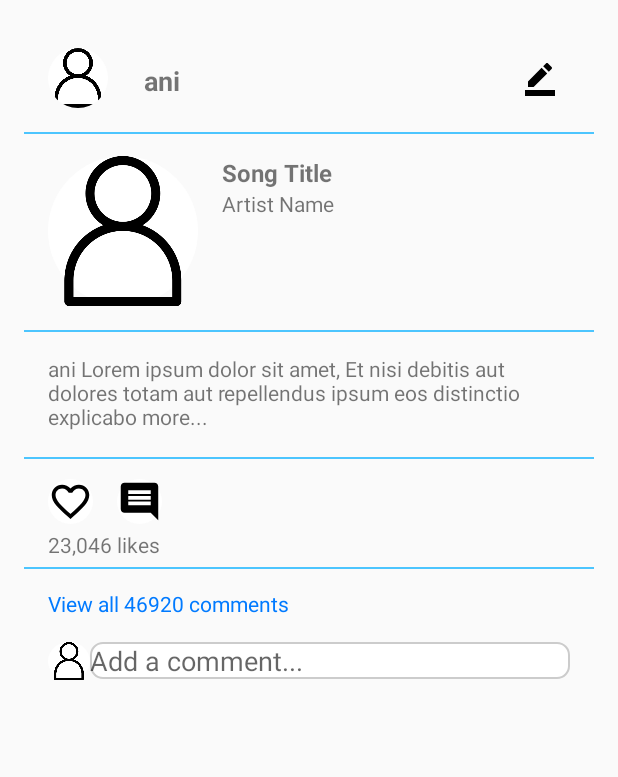
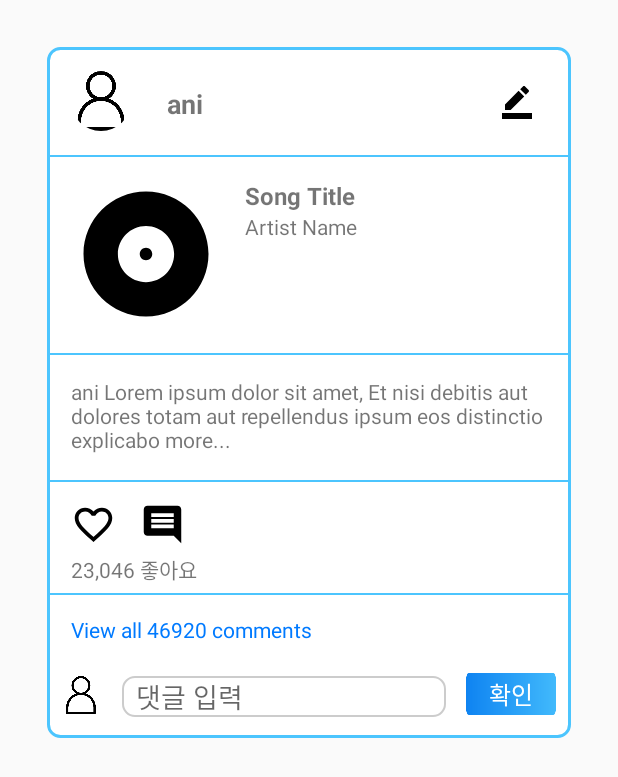
Before and after one commit to LeeHJun/MusicTalk, an Android app: the layout frag3.xml on its own in the app's theme, with its tools: preview values and no code run, on a phone screen of 412 x 824 dp. Shown: the top 777 px of the screen. Run offline under Robolectric (Android 15) with nearby library versions, the phone set to English and light mode, and no system bars.

Commit message:
음악 공유기능 UI까지 구현완료 댓글기능남음

```diff
--- a/app/src/main/AndroidManifest.xml
+++ b/app/src/main/AndroidManifest.xml
@@ -21,6 +21,7 @@
         android:supportsRtl="true"
         android:theme="@style/Theme.AppCompat.Light.NoActionBar"
         android:usesCleartextTraffic="true"
+        android:enableOnBackInvokedCallback="true"
         android:forceDarkAllowed="false"
         tools:targetApi="34">
 
@@ -130,6 +131,7 @@
                 <data android:scheme="myapp" android:host="callback" />
             </intent-filter>
         </activity>
+        <activity android:name=".fragments.Frag3"></activity>
 
     </application>
 
--- /dev/null
+++ b/app/src/main/res/drawable/layoutbackground.xml
@@ -0,0 +1,7 @@
+<?xml version="1.0" encoding="utf-8"?>
+<shape xmlns:android="http://schemas.android.com/apk/res/android"
+    android:shape="rectangle">
+    <solid android:color="#FFFFFF"/> <!-- 배경색 -->
+    <corners android:radius="8dp"/> <!-- 모서리 둥글게 -->
+    <stroke android:width="2dp" android:color="@color/skyblue"/> <!-- 테두리 -->
+</shape>
--- a/app/src/main/res/layout/frag3.xml
+++ b/app/src/main/res/layout/frag3.xml
@@ -5,20 +5,20 @@
         android:layout_height="match_parent"
         android:padding="16dp">
 
-    <!-- ScrollView: 기존 내용들을 담고 있는 스크롤 뷰 -->
         <ScrollView
             android:id="@+id/scroll_view"
             android:layout_width="match_parent"
             android:layout_height="wrap_content"
-        android:scrollbarSize="10dp"
             android:scrollbarThumbVertical="@color/skyblue"
+            android:scrollbarSize="8dp"
             android:fillViewport="true">
 
             <RelativeLayout
                 android:layout_width="match_parent"
-            android:layout_height="wrap_content">
+                android:layout_height="wrap_content"
+                android:layout_margin="15dp"
+                android:background="@drawable/layoutbackground">
 
-            <!-- 프로필 이미지 -->
                 <de.hdodenhof.circleimageview.CircleImageView
                     android:id="@+id/profile_image"
                     android:layout_width="40dp"
@@ -32,25 +32,23 @@
                     android:scaleType="centerCrop"
                     android:src="@drawable/mypage" />
 
-            <!-- 사용자 이름 -->
                 <TextView
                     android:id="@+id/username"
                     android:layout_width="wrap_content"
                     android:layout_height="wrap_content"
-                android:layout_toEndOf="@id/profile_image"
                     android:layout_marginStart="8dp"
                     android:layout_marginTop="25dp"
+                    android:layout_toEndOf="@id/profile_image"
                     android:text="ani"
                     android:textSize="18sp"
-                android:textStyle="bold"/>
+                    android:textStyle="bold" />
 
                 <View
                     android:layout_width="match_parent"
                     android:layout_height="1dp"
-                android:background="@drawable/list"
-                android:layout_below="@id/profile_image"/>
+                    android:layout_below="@id/profile_image"
+                    android:background="@drawable/list" />
 
-            <!-- Spotify 게시물 -->
                 <RelativeLayout
                     android:id="@+id/spotify_post"
                     android:layout_width="match_parent"
@@ -61,18 +59,15 @@
                     android:layout_marginEnd="16dp"
                     android:layout_marginBottom="16dp">
 
-                <!-- 앨범 이미지 -->
                     <ImageView
                         android:id="@+id/album_image"
                         android:layout_width="100dp"
                         android:layout_height="100dp"
                         android:layout_alignParentStart="true"
                         android:layout_marginEnd="8dp"
-                    android:background="@drawable/circle"
-                    android:scaleType="centerCrop"
-                    android:src="@drawable/mypage" />
+                        android:background="@drawable/albume"
+                        android:scaleType="centerCrop" />
 
-                <!-- 음악 제목과 아티스트 -->
                     <LinearLayout
                         android:layout_width="wrap_content"
                         android:layout_height="wrap_content"
@@ -101,20 +96,18 @@
                 <View
                     android:layout_width="match_parent"
                     android:layout_height="1dp"
-                android:background="@drawable/list"
-                android:layout_below="@id/spotify_post"/>
+                    android:layout_below="@id/spotify_post"
+                    android:background="@drawable/list" />
 
-            <!-- 좋아요 수 -->
                 <TextView
                     android:id="@+id/likes_count"
                     android:layout_width="wrap_content"
                     android:layout_height="wrap_content"
-                android:layout_below="@id/heart1"
+                    android:layout_below="@id/heart3"
                     android:layout_marginStart="16dp"
-                android:text="23,046 likes"
-                android:textSize="14sp"/>
+                    android:text="23,046 좋아요"
+                    android:textSize="14sp" />
 
-            <!-- 게시물 내용 -->
                 <TextView
                     android:id="@+id/post_content"
                     android:layout_width="match_parent"
@@ -127,7 +120,6 @@
                     android:text="ani Lorem ipsum dolor sit amet, Et nisi debitis aut dolores totam aut repellendus ipsum eos distinctio explicabo more..."
                     android:textSize="14sp" />
 
-            <!-- 댓글 보기 버튼 -->
                 <TextView
                     android:id="@+id/view_comments"
                     android:layout_width="wrap_content"
@@ -136,23 +128,48 @@
                     android:layout_marginStart="16dp"
                     android:layout_marginTop="20dp"
                     android:text="View all 46920 comments"
-                android:textSize="14sp"
-                android:textColor="#007AFF"/>
+                    android:textColor="#007AFF"
+                    android:textSize="14sp" />
 
-            <!-- 댓글 입력 -->
+                <androidx.recyclerview.widget.RecyclerView
+                    android:id="@+id/comments"
+                    android:layout_width="match_parent"
+                    android:layout_height="match_parent"
+                    android:layout_below="@+id/view_comments"
+                    android:layout_marginStart="10dp"
+                    android:layout_marginTop="5dp" />
+
                 <EditText
                     android:id="@+id/comment_input"
-                android:layout_width="320dp"
+                    android:layout_width="wrap_content"
                     android:layout_height="wrap_content"
-                android:layout_below="@id/view_comments"
-                android:layout_alignParentRight="true"
+                    android:layout_below="@id/comments"
+                    android:layout_alignParentStart="true"
+                    android:layout_marginStart="50dp"
                     android:layout_marginTop="16dp"
-                android:layout_marginEnd="16dp"
-                android:layout_marginBottom="16dp"
+                    android:layout_marginEnd="3dp"
+                    android:layout_toStartOf="@id/post_comment_button"
                     android:background="@drawable/edittext"
-                android:hint="Add a comment..." />
+                    android:hint="  댓글 입력" />
 
-            <!-- 좋아요 버튼 이미지 -->
+                <androidx.appcompat.widget.AppCompatButton
+                    android:id="@+id/post_comment_button"
+                    android:layout_width="60dp"
+                    android:layout_height="28dp"
+                    android:layout_below="@id/comments"
+                    android:layout_alignParentEnd="true"
+                    android:layout_marginStart="10dp"
+                    android:layout_marginEnd="10dp"
+                    android:layout_marginTop="14dp"
+                    android:layout_marginRight="10dp"
+                    android:background="@drawable/buttons"
+                    android:backgroundTint="@null"
+                    android:gravity="center"
+                    android:text="확인"
+                    android:textColor="@color/white"
+                    android:textSize="16sp"
+                    android:textStyle="normal" />
+
                 <ImageView
                     android:id="@+id/heart1"
                     android:layout_width="30dp"
@@ -167,45 +184,63 @@
                     android:scaleType="centerCrop"
                     android:src="@drawable/heart1" />
 
-            <!-- 숨겨진 heart2 이미지 -->
                 <ImageView
                     android:id="@+id/heart2"
                     android:layout_width="30dp"
                     android:layout_height="30dp"
+                    android:layout_below="@id/post_content"
                     android:layout_alignParentStart="true"
-                android:layout_margin="16dp"
+                    android:layout_marginStart="16dp"
+                    android:layout_marginTop="16dp"
+                    android:layout_marginEnd="16dp"
+                    android:layout_marginBottom="4dp"
+                    android:layout_toEndOf="@id/heart3"
+                    android:background="@drawable/circle"
+                    android:scaleType="centerCrop"
                     android:src="@drawable/heart2"
+                    android:visibility="invisible" />
+
+                <ImageView
+                    android:id="@+id/heart3"
+                    android:layout_width="30dp"
+                    android:layout_height="30dp"
+                    android:layout_below="@id/post_content"
+                    android:layout_alignParentStart="true"
+                    android:layout_marginStart="16dp"
+                    android:layout_marginTop="16dp"
+                    android:layout_marginEnd="16dp"
+                    android:layout_marginBottom="4dp"
+                    android:background="@drawable/circle"
                     android:scaleType="centerCrop"
-                android:background="@drawable/circle"
-                android:layout_below="@id/post_content"
-                android:visibility="gone"/>
+                    android:src="@drawable/heart1"
+                    android:visibility="invisible" />
 
-            <!-- 댓글 이미지 -->
                 <ImageView
                     android:id="@+id/comment"
                     android:layout_width="30dp"
                     android:layout_height="30dp"
                     android:layout_below="@id/post_content"
-                android:layout_toEndOf="@id/heart1"
                     android:layout_marginTop="16dp"
                     android:layout_marginEnd="16dp"
                     android:layout_marginBottom="16dp"
+                    android:layout_toEndOf="@id/heart3"
                     android:background="@drawable/circle"
                     android:scaleType="centerCrop"
-                android:src="@drawable/comment"/>
+                    android:src="@drawable/comment" />
 
                 <ImageView
                     android:id="@+id/profile_image2"
                     android:layout_width="25dp"
                     android:layout_height="25dp"
-                android:layout_below="@id/view_comments"
+                    android:layout_below="@id/comments"
                     android:layout_alignParentStart="true"
+                    android:layout_marginStart="45dp"
+                    android:layout_marginLeft="20dp"
                     android:layout_marginTop="16dp"
                     android:layout_marginBottom="16dp"
-                android:layout_marginLeft="16dp"
                     android:layout_toLeftOf="@+id/comment_input"
                     android:background="@drawable/circle"
-                android:scaleType="centerInside"
+                    android:scaleType="centerCrop"
                     android:src="@drawable/mypage" />
 
                 <View
@@ -219,8 +254,8 @@
                     android:layout_width="match_parent"
                     android:layout_height="1dp"
                     android:layout_below="@id/post_content"
-                android:background="@drawable/list"
-                android:layout_marginTop="1dp"/>
+                    android:layout_marginTop="1dp"
+                    android:background="@drawable/list" />
 
                 <ImageView
                     android:id="@+id/write"
@@ -236,7 +271,6 @@
             </RelativeLayout>
         </ScrollView>
 
-    <!-- ScrollView 외부에 FrameLayout 배치 -->
         <FrameLayout
             android:id="@+id/fragment_container"
             android:layout_width="match_parent"
```
Also changed, not shown: app/src/main/java/com/example/myapplication/MainActivity.java (+36 -9 lines), app/src/main/java/com/example/myapplication/Post.java (+12 -3 lines), app/src/main/java/com/example/myapplication/Post1.java (+49 -20 lines), app/src/main/java/com/example/myapplication/SessionManager.java (+7 -1 lines), app/src/main/java/com/example/myapplication/WritelistActivity.java (+46 -30 lines), app/src/main/java/com/example/myapplication/fragments/Frag3.java (+28 -124 lines), app/src/main/java/com/example/myapplication/fragments/Frag3LayoutManager.java (added, +197 -0 lines), app/src/main/res/layout/writelist.xml (+12 -1 lines). Lines whose indentation alone changed are shown as unchanged.
